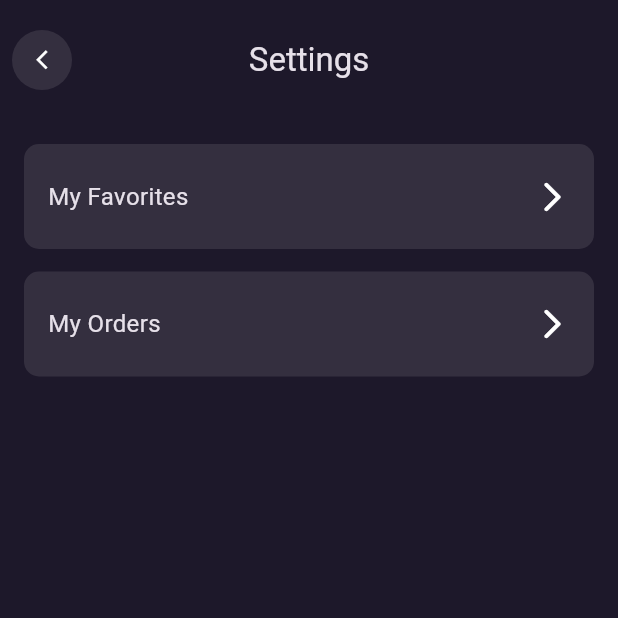
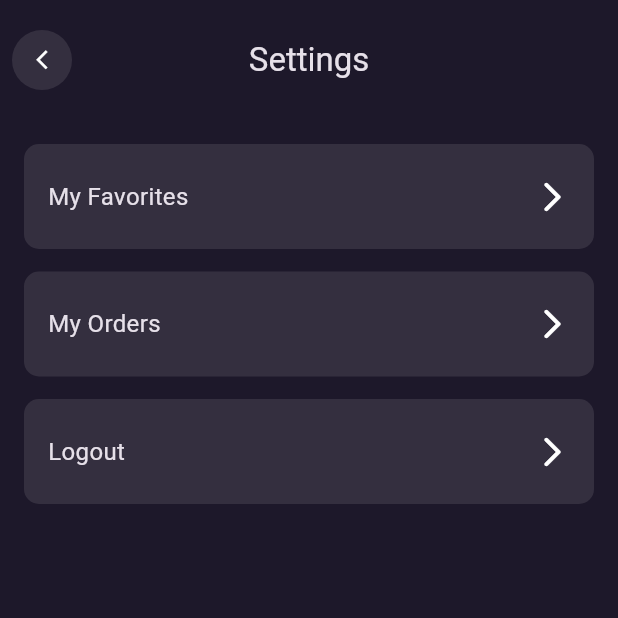
Before and after one commit to KhawajaFakhar143/simple_ecommerce_firebase, a Flutter app: the SettingsPage screen opened directly, on a phone screen of 412 x 824 dp, the top half of it. Run offline on Flutter 3.47's test engine with Material 3 defaults, Android fonts, the phone set to English and light mode, and no system bars; our stand-ins replace cached_network_image, cloud_firestore, dartz, firebase_auth, firebase_core, flutter_bloc and 1 more; accounts and stored records are empty.

Commit message:
Added logout functionality

```diff
--- a/lib/presentation/settings/pages/settings.dart
+++ b/lib/presentation/settings/pages/settings.dart
@@ -1,5 +1,6 @@
 import 'package:flutter/material.dart';
 import 'package:simple_ecommerce_firebase/common/widgets/app_bar/app_bar.dart';
+import 'package:simple_ecommerce_firebase/presentation/settings/widgets/logout_tile.dart';
 import 'package:simple_ecommerce_firebase/presentation/settings/widgets/my_orders_tile.dart';
 
 import '../widgets/my_favorties_tile.dart';
@@ -21,7 +22,9 @@ class SettingsPage extends StatelessWidget {
           children: [
             MyFavortiesTile(),
             SizedBox(height: 15,),
-            MyOrdersTile()
+            MyOrdersTile(),
+            SizedBox(height: 15,),
+            LogoutTile()
           ],
         ),
       ),
--- /dev/null
+++ b/lib/presentation/settings/widgets/logout_tile.dart
@@ -0,0 +1,39 @@
+import 'package:flutter/material.dart';
+import 'package:simple_ecommerce_firebase/core/configs/themes.dart/colors.dart';
+import 'package:simple_ecommerce_firebase/presentation/settings/widgets/logout_dialog.dart';
+
+class LogoutTile extends StatelessWidget {
+  const LogoutTile({super.key});
+
+  @override
+  Widget build(BuildContext context) {
+    return GestureDetector(
+      onTap: (){
+        showLogoutDialog(context);
+      },
+      child: Container(
+        height: 70,
+        padding: const EdgeInsets.symmetric(horizontal: 16),
+        decoration: BoxDecoration(
+          color: AppColors.secondBackground,
+          borderRadius: BorderRadius.circular(10)
+        ),
+        child: const Row(
+          mainAxisAlignment: MainAxisAlignment.spaceBetween,
+          children: [
+            Text(
+              'Logout',
+              style: TextStyle(
+                fontWeight: FontWeight.w400,
+                fontSize: 16
+              ),
+            ),
+            Icon(
+              Icons.arrow_forward_ios_rounded
+            )
+          ],
+        ),
+      ),
+    );
+  }
+}
--- a/pubspec.yaml
+++ b/pubspec.yaml
@@ -43,7 +43,7 @@ dependencies:
   provider:
   cached_network_image:
   json_annotation: ^4.9.0
-  path_provider: ^2.1.5
+  path_provider: ^2.1.4
 
 dev_dependencies:
   flutter_test:
```
Also changed, not shown: lib/presentation/settings/widgets/logout_dialog.dart (added, +34 -0 lines).
